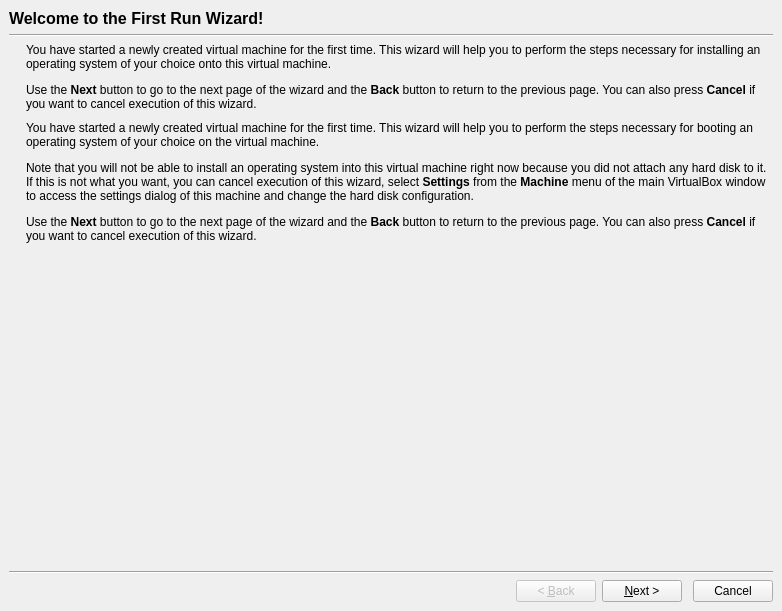
Above: vbox/src/VBox/Frontends/VirtualBox/ui/VBoxVMFirstRunWzd.ui from jljuxgm/vboxgit before the change. Below: the same form after it.
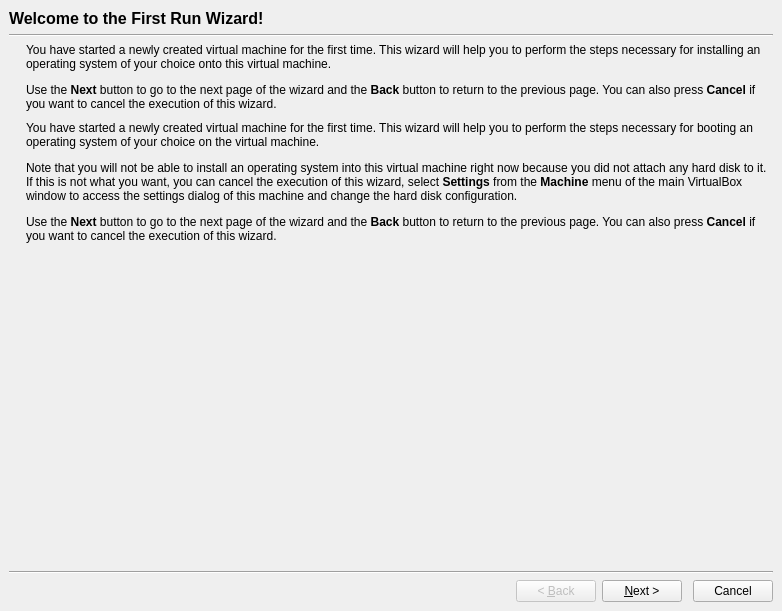
That is the form after the change. Icons and pictures are not drawn. Custom widgets are drawn as their Qt base class.

Patch:
```diff
--- a/vbox/src/VBox/Frontends/VirtualBox/ui/VBoxVMFirstRunWzd.ui
+++ b/vbox/src/VBox/Frontends/VirtualBox/ui/VBoxVMFirstRunWzd.ui
@@ -118,7 +118,7 @@
               </size>
              </property>
              <property name="text" >
-              <string>&lt;p>You have started a newly created virtual machine for the first time. This wizard will help you to perform the steps necessary for installing an operating system of your choice onto this virtual machine.&lt;/p>&lt;p>Use the &lt;b>Next&lt;/b> button to go to the next page of the wizard and the &lt;b>Back&lt;/b> button to return to the previous page. You can also press &lt;b>Cancel&lt;/b> if you want to cancel execution of this wizard.&lt;/p></string>
+              <string>&lt;p>You have started a newly created virtual machine for the first time. This wizard will help you to perform the steps necessary for installing an operating system of your choice onto this virtual machine.&lt;/p>&lt;p>Use the &lt;b>Next&lt;/b> button to go to the next page of the wizard and the &lt;b>Back&lt;/b> button to return to the previous page. You can also press &lt;b>Cancel&lt;/b> if you want to cancel the execution of this wizard.&lt;/p></string>
              </property>
              <property name="alignment" >
               <set>Qt::AlignLeading|Qt::AlignLeft|Qt::AlignTop</set>
@@ -143,7 +143,7 @@
               </size>
              </property>
              <property name="text" >
-              <string>&lt;p>You have started a newly created virtual machine for the first time. This wizard will help you to perform the steps necessary for booting an operating system of your choice on the virtual machine.&lt;/p>&lt;p>Note that you will not be able to install an operating system into this virtual machine right now because you did not attach any hard disk to it. If this is not what you want, you can cancel execution of this wizard, select &lt;b>Settings&lt;/b> from the &lt;b>Machine&lt;/b> menu of the main VirtualBox window to access the settings dialog of this machine and change the hard disk configuration.&lt;/p>&lt;p>Use the &lt;b>Next&lt;/b> button to go to the next page of the wizard and the &lt;b>Back&lt;/b> button to return to the previous page. You can also press &lt;b>Cancel&lt;/b> if you want to cancel execution of this wizard.&lt;/p></string>
+              <string>&lt;p>You have started a newly created virtual machine for the first time. This wizard will help you to perform the steps necessary for booting an operating system of your choice on the virtual machine.&lt;/p>&lt;p>Note that you will not be able to install an operating system into this virtual machine right now because you did not attach any hard disk to it. If this is not what you want, you can cancel the execution of this wizard, select &lt;b>Settings&lt;/b> from the &lt;b>Machine&lt;/b> menu of the main VirtualBox window to access the settings dialog of this machine and change the hard disk configuration.&lt;/p>&lt;p>Use the &lt;b>Next&lt;/b> button to go to the next page of the wizard and the &lt;b>Back&lt;/b> button to return to the previous page. You can also press &lt;b>Cancel&lt;/b> if you want to cancel the execution of this wizard.&lt;/p></string>
              </property>
              <property name="wordWrap" >
               <bool>true</bool>
```
Left out of the diff: 4 changed lines with no effect on the pictures.
